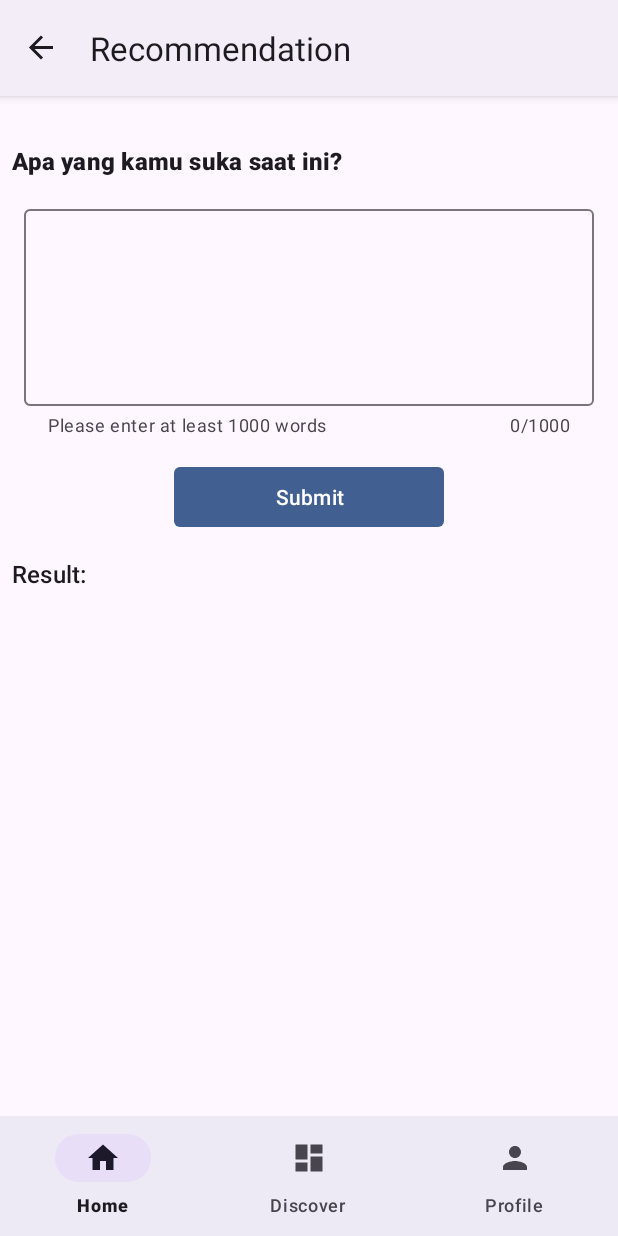
After one commit to School-Impact/SI_Mobile, an Android app: the RecommendationFragment screen opened through its navigation route, on a phone screen of 412 x 824 dp. The commit adds this screen. Run offline under Robolectric (Android 15) with nearby library versions, the phone set to English and light mode, and no system bars; our stand-ins replace Dagger/Hilt's generated code, navigation-ui.

Commit message:
Ml Implementation (#6)
* implement ml school recommendation feature

* change max input from 100 to 1000  character

```diff
--- a/app/src/main/java/com/example/schoolimpact/data/api/ApiService.kt
+++ b/app/src/main/java/com/example/schoolimpact/data/api/ApiService.kt
@@ -1,11 +1,14 @@
 package com.example.schoolimpact.data.api
 
 import com.example.schoolimpact.data.model.EmailResponse
+import com.example.schoolimpact.data.model.InterestRequest
 import com.example.schoolimpact.data.model.LoginResponse
 import com.example.schoolimpact.data.model.MajorDetailResponse
 import com.example.schoolimpact.data.model.MajorResponse
+import com.example.schoolimpact.data.model.MlResponse
 import com.example.schoolimpact.data.model.RegisterResponse
 import okhttp3.RequestBody
+import retrofit2.http.Body
 import retrofit2.http.GET
 import retrofit2.http.Header
 import retrofit2.http.Headers
@@ -50,13 +53,10 @@ interface ApiService {
     ): MajorDetailResponse
 
 
-
-
-//    @POST("user/predict")
-//    @Multipart
-//    suspend fun postInterest(
-//        @Header("Authorization") token: String,
-//        @Part interest: RequestBody
-//    ):
+    @POST("user/predict")
+    suspend fun postInterest(
+        @Header("Authorization") token: String,
+        @Body interest: InterestRequest
+    ): MlResponse
 
 }
--- a/app/src/main/java/com/example/schoolimpact/ui/auth/login/LoginFragment.kt
+++ b/app/src/main/java/com/example/schoolimpact/ui/auth/login/LoginFragment.kt
@@ -142,9 +142,9 @@ class LoginFragment : Fragment() {
         showSnackBar(message)
     }
 
-        private fun showSnackBar(message: String) {
-            Snackbar.make(binding.root, message, Snackbar.LENGTH_SHORT).show()
-        }
+    private fun showSnackBar(message: String) {
+        Snackbar.make(binding.root, message, Snackbar.LENGTH_SHORT).show()
+    }
 
     override fun onResume() {
         super.onResume()
--- a/app/src/main/java/com/example/schoolimpact/ui/main/discover/detail/MajorDetailFragment.kt
+++ b/app/src/main/java/com/example/schoolimpact/ui/main/discover/detail/MajorDetailFragment.kt
@@ -45,7 +45,6 @@ class MajorDetailFragment : Fragment() {
                         showLoading(false)
                         showMajorDetail(result.data)
                     }
-
                     is Result.Error -> {
                         showLoading(false)
                         showSnackBar(result.error)
--- a/app/src/main/java/com/example/schoolimpact/ui/main/home/HomeFragment.kt
+++ b/app/src/main/java/com/example/schoolimpact/ui/main/home/HomeFragment.kt
@@ -5,6 +5,8 @@ import android.view.LayoutInflater
 import android.view.View
 import android.view.ViewGroup
 import androidx.fragment.app.Fragment
+import androidx.navigation.fragment.findNavController
+import com.example.schoolimpact.R
 import com.example.schoolimpact.databinding.FragmentHomeBinding
 
 class HomeFragment : Fragment() {
@@ -27,6 +29,18 @@ class HomeFragment : Fragment() {
         return root
     }
 
+    override fun onViewCreated(view: View, savedInstanceState: Bundle?) {
+        super.onViewCreated(view, savedInstanceState)
+
+        binding.btnRecommendation.setOnClickListener {
+            navigateToRecommendation()
+        }
+    }
+
+    private fun navigateToRecommendation() {
+        findNavController().navigate(R.id.action_navigation_home_to_navigation_recommendation)
+    }
+
     override fun onDestroyView() {
         super.onDestroyView()
         _binding = null
--- /dev/null
+++ b/app/src/main/java/com/example/schoolimpact/ui/main/recommendation/MlResult.kt
@@ -0,0 +1,8 @@
+package com.example.schoolimpact.ui.main.recommendation
+
+sealed class MlResult<out T> {
+    data object Initial : MlResult<Nothing>()
+    data object Loading : MlResult<Nothing>()
+    data class Success<out T>(val data: T, val message: String) : MlResult<T>()
+    data class Error(val error: String) : MlResult<Nothing>()
+}
--- /dev/null
+++ b/app/src/main/java/com/example/schoolimpact/ui/main/recommendation/RecommendationFragment.kt
@@ -0,0 +1,127 @@
+package com.example.schoolimpact.ui.main.recommendation
+
+import android.os.Bundle
+import android.view.LayoutInflater
+import android.view.View
+import android.view.ViewGroup
+import androidx.fragment.app.Fragment
+import androidx.fragment.app.viewModels
+import androidx.lifecycle.lifecycleScope
+import androidx.navigation.fragment.findNavController
+import androidx.recyclerview.widget.LinearLayoutManager
+import com.example.schoolimpact.R
+import com.example.schoolimpact.data.model.ListMajorItem
+import com.example.schoolimpact.data.model.MlResultData
+import com.example.schoolimpact.databinding.FragmentRecommendationBinding
+import com.google.android.material.snackbar.Snackbar
+import dagger.hilt.android.AndroidEntryPoint
+import kotlinx.coroutines.flow.collectLatest
+import kotlinx.coroutines.launch
+
+@AndroidEntryPoint
+class RecommendationFragment : Fragment() {
+
+    private var _binding: FragmentRecommendationBinding? = null
+    private val binding get() = _binding!!
+
+    private lateinit var resultAdapter: ResultAdapter
+
+    private val viewModel: RecommendationViewModel by viewModels()
+
+    override fun onCreateView(
+        inflater: LayoutInflater, container: ViewGroup?,
+        savedInstanceState: Bundle?
+    ): View {
+        _binding = FragmentRecommendationBinding.inflate(layoutInflater)
+        return binding.root
+    }
+
+    override fun onViewCreated(view: View, savedInstanceState: Bundle?) {
+        super.onViewCreated(view, savedInstanceState)
+
+        setupRecyclerView()
+        setupObservers()
+
+        with(binding) {
+            btnResult.setOnClickListener {
+                val interest = etEssay.text.toString().trim()
+                if (interest.isBlank()) {
+                    essayInputLayout.error = "Interest data is required!"
+                } else {
+                    essayInputLayout.error = null
+                    viewModel.postInterest(interest)
+                }
+
+            }
+        }
+    }
+
+    private fun setupRecyclerView() {
+        resultAdapter = ResultAdapter { majorItem ->
+            navigateToMajorDetail(majorItem)
+        }
+        binding.rvListMajor.apply {
+            adapter = resultAdapter
+            layoutManager = LinearLayoutManager(requireContext())
+        }
+    }
+
+    private fun showRecommendationResult(result: MlResultData) {
+        val majorItem = ListMajorItem(
+            id = result.userId,
+            name = result.majors,
+        )
+        resultAdapter.submitList(listOf(majorItem))
+    }
+
+    private fun setupObservers() {
+        viewLifecycleOwner.lifecycleScope.launch {
+            viewModel.interestResult.collectLatest { result ->
+                when (result) {
+                    MlResult.Initial -> Unit
+                    is MlResult.Loading -> showLoading(true)
+                    is MlResult.Success -> {
+                        showLoading(false)
+                        showSnackBar(result.message)
+                        showRecommendationResult(result.data.mlResult)
+                    }
+
+                    is MlResult.Error -> {
+                        showLoading(false)
+                        showSnackBar(result.error)
+                    }
+
+                }
+            }
+        }
+    }
+
+//    private val majorId: Int by lazy {
+//        arguments?.getInt("major_id", 0) ?: 0
+//    }
+
+    private fun navigateToMajorDetail(majorItem: ListMajorItem) {
+        val bundle = Bundle().apply {
+            putInt("major_id", majorItem.id ?: 0)
+        }
+        findNavController().navigate(
+            R.id.action_navigation_recommendation_to_navigation_detail_major,
+            bundle
+        )
+    }
+
+    private fun showLoading(isLoading: Boolean) {
+        binding.loadingOverlay.visibility = if (isLoading) View.VISIBLE else View.GONE
+    }
+
+    private fun showSnackBar(message: String) {
+        Snackbar.make(binding.root, message, Snackbar.LENGTH_SHORT).show()
+    }
+
+
+    override fun onDestroyView() {
+        super.onDestroyView()
+        _binding = null
+    }
+
+}
--- /dev/null
+++ b/app/src/main/java/com/example/schoolimpact/ui/main/recommendation/RecommendationViewModel.kt
@@ -0,0 +1,34 @@
+package com.example.schoolimpact.ui.main.recommendation
+
+import androidx.lifecycle.ViewModel
+import androidx.lifecycle.viewModelScope
+import com.example.schoolimpact.data.model.MlResponse
+import com.example.schoolimpact.data.repository.MlRepository
+import dagger.hilt.android.lifecycle.HiltViewModel
+import kotlinx.coroutines.flow.MutableStateFlow
+import kotlinx.coroutines.flow.asStateFlow
+import kotlinx.coroutines.flow.catch
+import kotlinx.coroutines.flow.collectLatest
+import kotlinx.coroutines.launch
+import javax.inject.Inject
+
+@HiltViewModel
+class RecommendationViewModel @Inject constructor(
+    private val repository: MlRepository
+) : ViewModel() {
+    private val _interestResult = MutableStateFlow<MlResult<MlResponse>>(MlResult.Initial)
+    val interestResult = _interestResult.asStateFlow()
+
+    fun postInterest(interest: String) {
+        viewModelScope.launch {
+            repository.postInterest(interest)
+                .catch { e ->
+                    _interestResult.value = MlResult.Error(e.message.toString())
+                }
+                .collectLatest { result ->
+                    _interestResult.value = result
+                }
+        }
+    }
+
+}
--- a/app/src/main/res/layout/fragment_home.xml
+++ b/app/src/main/res/layout/fragment_home.xml
@@ -186,8 +186,8 @@
             android:layout_height="match_parent">
         </TextView>
 
-        <ImageView
-            android:id="@+id/iv_recommendation_image"
+        <ImageButton
+            android:id="@+id/btn_recommendation"
             android:layout_width="match_parent"
             android:layout_height="wrap_content"
             android:adjustViewBounds="true"
--- a/app/src/main/res/layout/fragment_major_detail.xml
+++ b/app/src/main/res/layout/fragment_major_detail.xml
@@ -23,7 +23,7 @@
         android:layout_height="wrap_content"
         android:layout_marginTop="16dp"
         android:padding="16dp"
-        android:text="@string/placeholder_description"
+        android:text="@string/placeholder_lorem"
         app:layout_constraintEnd_toEndOf="parent"
         app:layout_constraintLeft_toLeftOf="parent"
         app:layout_constraintTop_toBottomOf="@+id/tv_major_name" />
--- /dev/null
+++ b/app/src/main/res/layout/fragment_recommendation.xml
@@ -0,0 +1,107 @@
+<?xml version="1.0" encoding="utf-8"?>
+<androidx.constraintlayout.widget.ConstraintLayout xmlns:android="http://schemas.android.com/apk/res/android"
+    xmlns:app="http://schemas.android.com/apk/res-auto"
+    xmlns:tools="http://schemas.android.com/tools"
+    android:layout_width="match_parent"
+    android:layout_height="match_parent"
+    tools:context=".ui.main.recommendation.RecommendationFragment">
+
+
+    <com.google.android.material.textview.MaterialTextView
+        android:id="@+id/textview"
+        android:layout_width="wrap_content"
+        android:layout_height="wrap_content"
+        android:text="@string/placeholder_ml_title"
+        android:layout_marginStart="8dp"
+        android:layout_marginTop="32dp"
+        style="@style/TextAppearance.Material3.TitleMedium"
+        android:textStyle="bold"
+        app:layout_constraintStart_toStartOf="parent"
+        app:layout_constraintTop_toTopOf="parent" />
+
+
+    <com.google.android.material.textfield.TextInputLayout
+        android:id="@+id/essay_input_layout"
+        android:layout_width="0dp"
+        android:layout_height="wrap_content"
+        android:layout_margin="16dp"
+        app:counterEnabled="true"
+        app:counterMaxLength="1000"
+        app:helperText="Please enter at least 1000 words"
+        app:layout_constraintEnd_toEndOf="parent"
+        app:layout_constraintStart_toStartOf="parent"
+        app:layout_constraintTop_toBottomOf="@+id/textview">
+
+        <com.google.android.material.textfield.TextInputEditText
+            android:id="@+id/et_essay"
+            android:layout_width="match_parent"
+            android:layout_height="wrap_content"
+            android:gravity="top"
+            style="@style/TextAppearance.Material3.LabelMedium"
+            android:inputType="textMultiLine"
+            android:maxLines="8"
+            android:minLines="6"
+            android:scrollbars="vertical" />
+
+    </com.google.android.material.textfield.TextInputLayout>
+
+    <com.google.android.material.button.MaterialButton
+        android:id="@+id/btn_result"
+        android:layout_width="180dp"
+        android:layout_height="wrap_content"
+        android:layout_marginTop="16dp"
+        android:text="@string/placeholder_btn_result"
+        app:cornerRadius="4dp"
+        app:layout_constraintEnd_toEndOf="parent"
+        app:layout_constraintStart_toStartOf="parent"
+        app:layout_constraintTop_toBottomOf="@+id/essay_input_layout" />
+
+    <com.google.android.material.textview.MaterialTextView
+        android:id="@+id/tv_result"
+        android:layout_width="wrap_content"
+        android:layout_height="wrap_content"
+        android:layout_marginStart="16dp"
+        android:layout_marginTop="64dp"
+        android:text="@string/placeholder_lorem"
+        android:visibility="gone"
+        app:layout_constraintStart_toStartOf="parent"
+        app:layout_constraintTop_toBottomOf="@+id/btn_result" />
+
+    <com.google.android.material.textview.MaterialTextView
+        android:id="@id/tv_result"
+        android:layout_width="wrap_content"
+        android:layout_height="wrap_content"
+        android:text="Result: "
+        android:layout_marginTop="16dp"
+        android:layout_marginStart="8dp"
+        style="@style/TextAppearance.Material3.TitleMedium"
+        app:layout_constraintStart_toStartOf="parent"
+        app:layout_constraintTop_toBottomOf="@+id/btn_result" />
+
+    <androidx.recyclerview.widget.RecyclerView
+        android:id="@+id/rv_list_major"
+        android:layout_width="match_parent"
+        android:layout_height="0dp"
+        android:layout_margin="16dp"
+        app:layout_constraintBottom_toBottomOf="parent"
+        app:layout_constraintTop_toBottomOf="@+id/tv_result" />
+
+    <FrameLayout
+        android:id="@+id/loadingOverlay"
+        android:layout_width="match_parent"
+        android:layout_height="match_parent"
+        android:background="#80000000"
+        android:elevation="10dp"
+        android:visibility="gone"
+        app:layout_constraintBottom_toBottomOf="parent"
+        app:layout_constraintEnd_toEndOf="parent"
+        app:layout_constraintStart_toStartOf="parent"
+        app:layout_constraintTop_toTopOf="parent">
+
+        <ProgressBar
+            android:layout_width="wrap_content"
+            android:layout_height="wrap_content"
+            android:layout_gravity="center" />
+    </FrameLayout>
+
+</androidx.constraintlayout.widget.ConstraintLayout>
--- a/app/src/main/res/navigation/mobile_navigation.xml
+++ b/app/src/main/res/navigation/mobile_navigation.xml
@@ -8,7 +8,11 @@
         android:id="@+id/navigation_home"
         android:name="com.example.schoolimpact.ui.main.home.HomeFragment"
         android:label="@string/title_home"
-        tools:layout="@layout/fragment_home" />
+        tools:layout="@layout/fragment_home" >
+        <action
+            android:id="@+id/action_navigation_home_to_navigation_recommendation"
+            app:destination="@id/navigation_recommendation" />
+    </fragment>
 
     <fragment
         android:id="@+id/navigation_discover"
@@ -30,4 +34,13 @@
         android:name="com.example.schoolimpact.ui.main.discover.detail.MajorDetailFragment"
         android:label="@string/title_major_detail"
         tools:layout="@layout/fragment_major_detail" />
+    <fragment
+        android:id="@+id/navigation_recommendation"
+        android:name="com.example.schoolimpact.ui.main.recommendation.RecommendationFragment"
+        android:label="@string/title_recommendation"
+        tools:layout="@layout/fragment_recommendation" >
+        <action
+            android:id="@+id/action_navigation_recommendation_to_navigation_detail_major"
+            app:destination="@id/navigation_detail_major" />
+    </fragment>
 </navigation>
--- a/app/src/main/res/values/strings.xml
+++ b/app/src/main/res/values/strings.xml
@@ -31,7 +31,10 @@
     <string name="hello_blank_fragment">Hello blank fragment</string>
     <string name="item_major_name_placeholder">List item</string>
     <string name="title_major_detail">Major Detail</string>
-    <string name="placeholder_description">Lorem ipsum dolor sit amet, consectetur adipiscing elit. Sed do eiusmod tempor incididunt ut labore et
+    <string name="placeholder_lorem">Lorem ipsum dolor sit amet, consectetur adipiscing elit. Sed do eiusmod tempor incididunt ut labore et
         dolore magna aliqua. Ut enim ad minim veniam, quis nostrud exercitation ullamco laboris nisi ut aliquip ex ea commodo consequat.
         Duis aute irure dolor in reprehenderit in voluptate velit esse.</string>
+    <string name="title_recommendation">Recommendation</string>
+    <string name="placeholder_btn_result">Submit</string>
+    <string name="placeholder_ml_title">Apa yang kamu suka saat ini?</string>
 </resources>
```
Also changed, not shown: app/src/main/java/com/example/schoolimpact/data/model/MlResponse.kt (added, +23 -0 lines), app/src/main/java/com/example/schoolimpact/data/repository/MlRepository.kt (added, +65 -0 lines), app/src/main/java/com/example/schoolimpact/ui/main/recommendation/ResultAdapter.kt (added, +56 -0 lines), app/src/main/res/layout/item_result.xml (added, +28 -0 lines).
